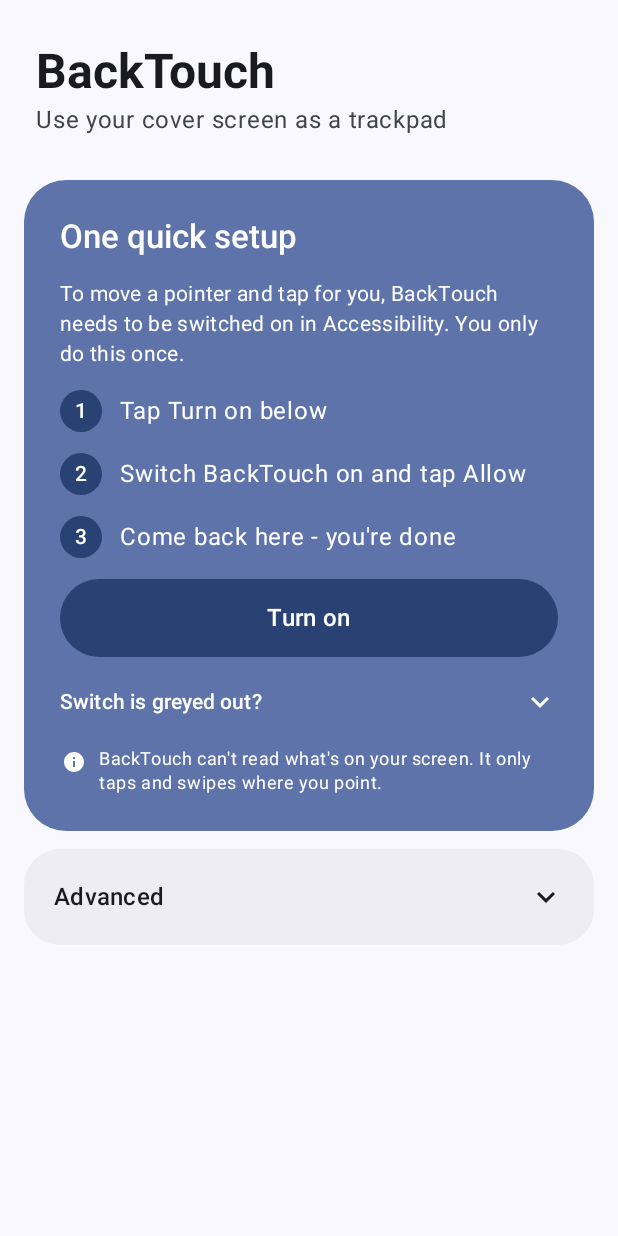
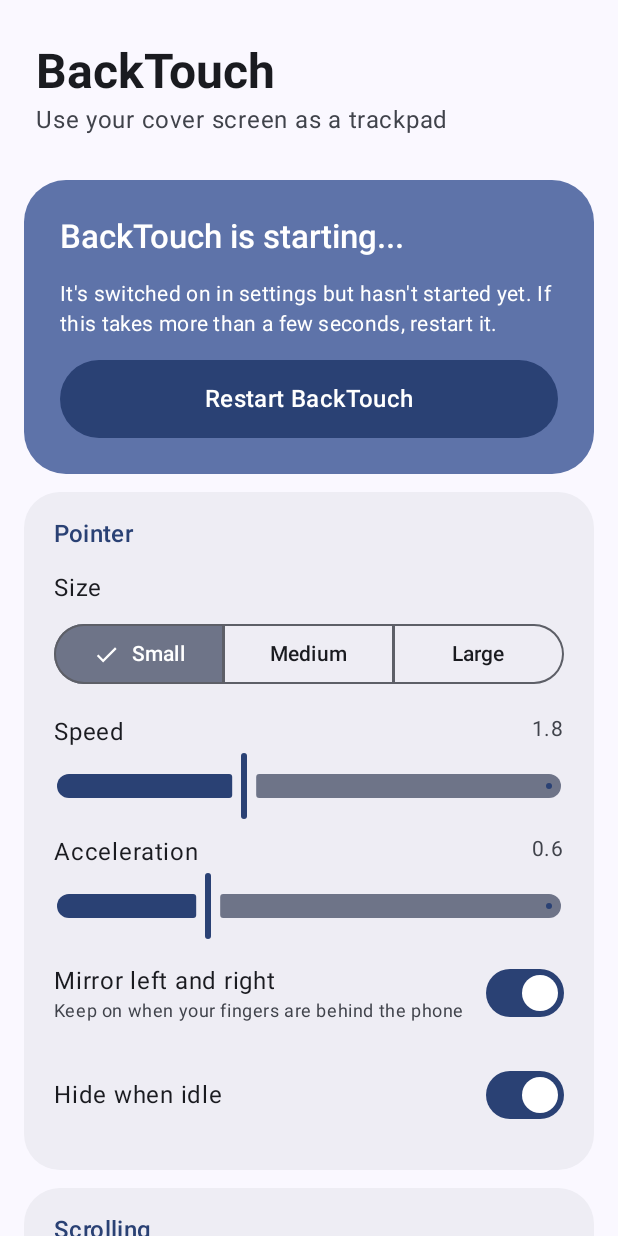
Before and after one commit to mishtake23/portfolioprojects, an Android app built with Jetpack Compose: the screen it shows after launch (MainActivity), on a phone screen of 412 x 824 dp. Run offline under Robolectric (Android 15) with nearby library versions, the phone set to English and light mode, and no system bars.

Commit message:
Fix service restart loop, always show settings, open power-mode trackpad via shell
- Auto-enable compared component names as raw strings, so it rewrote the
  accessibility setting on every app open, which restarts the service and
  re-launched the cover trackpad; compare properly and only write when needed
- Settings and gestures are visible even before setup; offer Restart when
  the service is switched on but not running
- Content no longer scrolls under the status bar; centred on the inner screen
- Power mode: Android refused an app-started activity on the cover display,
  so start it with Shizuku's shell rights; close it if moved to the main screen

Co-Authored-By: Claude Opus 5.5 <noreply@anthropic.com>
Claude-Session: https://claude.ai/code/session_01CqdwwgJsd2JZQVPdc2kJwU

```diff
--- a/app/src/main/AndroidManifest.xml
+++ b/app/src/main/AndroidManifest.xml
@@ -42,7 +42,7 @@
 
         <activity
             android:name=".TrackpadActivity"
-            android:exported="false"
+            android:exported="true"
             android:resizeableActivity="true"
             android:configChanges="orientation|screenSize|smallestScreenSize|screenLayout|density" />
 
--- a/app/src/main/java/com/example/backtouch/AutoEnable.kt
+++ b/app/src/main/java/com/example/backtouch/AutoEnable.kt
@@ -21,25 +21,50 @@ object AutoEnable {
         ctx.checkSelfPermission(Manifest.permission.WRITE_SECURE_SETTINGS) ==
             PackageManager.PERMISSION_GRANTED
 
-    /** Returns true if the service is (now) switched on in system settings. */
+    private fun enabledList(ctx: Context): List<String> =
+        (Settings.Secure.getString(ctx.contentResolver, Settings.Secure.ENABLED_ACCESSIBILITY_SERVICES) ?: "")
+            .split(':').filter { it.isNotBlank() }
+
+    private fun isMe(ctx: Context, entry: String): Boolean =
+        ComponentName.unflattenFromString(entry) == ComponentName(ctx, CursorService::class.java)
+
+    /** BackTouch is switched on in system settings (it may still be starting). */
+    fun isSwitchedOn(ctx: Context) = enabledList(ctx).any { isMe(ctx, it) }
+
+    /**
+     * Switches the service on if it is off. Writes nothing when it is already listed:
+     * rewriting the setting makes Android restart every accessibility service.
+     */
     fun tryEnable(ctx: Context): Boolean {
         if (!hasPermission(ctx)) return false
         return try {
             val cr = ctx.contentResolver
-            val me = ComponentName(ctx, CursorService::class.java).flattenToString()
-            val current = Settings.Secure.getString(cr, Settings.Secure.ENABLED_ACCESSIBILITY_SERVICES) ?: ""
-            val list = current.split(':').filter { it.isNotBlank() }
-            if (list.none { it.equals(me, ignoreCase = true) }) {
+            val list = enabledList(ctx)
+            if (list.none { isMe(ctx, it) }) {
+                val me = ComponentName(ctx, CursorService::class.java).flattenToString()
                 Settings.Secure.putString(
                     cr, Settings.Secure.ENABLED_ACCESSIBILITY_SERVICES,
-                    (list + me).joinToString(":")
+                    (list.distinct() + me).joinToString(":")
                 )
             }
-            Settings.Secure.putInt(cr, Settings.Secure.ACCESSIBILITY_ENABLED, 1)
+            if (Settings.Secure.getInt(cr, Settings.Secure.ACCESSIBILITY_ENABLED, 0) != 1) {
+                Settings.Secure.putInt(cr, Settings.Secure.ACCESSIBILITY_ENABLED, 1)
+            }
             true
         } catch (t: Throwable) {
             false
         }
+    }
+
+    /** Switches the service off and on again (for when it is listed but not running). */
+    fun restart(ctx: Context) {
+        if (!hasPermission(ctx)) return
+        try {
+            val cr = ctx.contentResolver
+            val others = enabledList(ctx).filterNot { isMe(ctx, it) }.distinct()
+            Settings.Secure.putString(cr, Settings.Secure.ENABLED_ACCESSIBILITY_SERVICES, others.joinToString(":"))
+            android.os.Handler(android.os.Looper.getMainLooper()).postDelayed({ tryEnable(ctx) }, 600)
+        } catch (_: Throwable) { }
     }
 }
 
--- a/app/src/main/java/com/example/backtouch/MainActivity.kt
+++ b/app/src/main/java/com/example/backtouch/MainActivity.kt
@@ -28,6 +28,8 @@ import androidx.compose.foundation.layout.padding
 import androidx.compose.foundation.layout.size
 import androidx.compose.foundation.layout.systemBars
 import androidx.compose.foundation.layout.width
+import androidx.compose.foundation.layout.widthIn
+import androidx.compose.foundation.layout.wrapContentWidth
 import androidx.compose.foundation.layout.windowInsetsPadding
 import androidx.compose.foundation.rememberScrollState
 import androidx.compose.foundation.shape.CircleShape
@@ -106,7 +108,7 @@ class MainActivity : ComponentActivity() {
 
     override fun onResume() {
         super.onResume()
-        AutoEnable.tryEnable(this)
+        if (CursorService.instance == null) AutoEnable.tryEnable(this)
     }
 
     override fun onDestroy() {
@@ -161,8 +163,11 @@ class MainActivity : ComponentActivity() {
         Surface(Modifier.fillMaxSize(), color = MaterialTheme.colorScheme.surface) {
             Column(
                 Modifier
+                    .windowInsetsPadding(WindowInsets.systemBars)   // keep content out from under the status bar
                     .verticalScroll(rememberScrollState())
-                    .windowInsetsPadding(WindowInsets.systemBars)
+                    .fillMaxWidth()
+                    .wrapContentWidth(Alignment.CenterHorizontally)   // centred on the big inner screen
+                    .widthIn(max = 720.dp)
                     .padding(horizontal = 16.dp, vertical = 12.dp),
                 verticalArrangement = Arrangement.spacedBy(12.dp)
             ) {
@@ -175,13 +180,9 @@ class MainActivity : ComponentActivity() {
                     )
                 }
 
-                if (!serviceOn) {
-                    SetupCard()
-                } else {
-                    TrackpadCard()
-                    SettingsSections()
-                    GesturesCard()
-                }
+                if (!serviceOn) SetupCard() else TrackpadCard()
+                SettingsSections()   // always visible, even before setup
+                GesturesCard()
                 AdvancedCard(serviceOn)
                 Spacer(Modifier.height(24.dp))
             }
@@ -195,6 +196,21 @@ class MainActivity : ComponentActivity() {
             colors = CardDefaults.cardColors(containerColor = MaterialTheme.colorScheme.primaryContainer),
             shape = RoundedCornerShape(28.dp)
         ) {
+            if (AutoEnable.hasPermission(this@MainActivity)) {
+                Column(Modifier.padding(24.dp), verticalArrangement = Arrangement.spacedBy(14.dp)) {
+                    Text("BackTouch is starting...", style = MaterialTheme.typography.titleLarge, fontWeight = FontWeight.SemiBold)
+                    Text(
+                        "It's switched on in settings but hasn't started yet. If this takes more than " +
+                            "a few seconds, restart it.",
+                        style = MaterialTheme.typography.bodyMedium
+                    )
+                    Button(
+                        onClick = { AutoEnable.restart(this@MainActivity) },
+                        modifier = Modifier.fillMaxWidth().height(52.dp)
+                    ) { Text("Restart BackTouch", style = MaterialTheme.typography.titleMedium) }
+                }
+                return@Card
+            }
             Column(Modifier.padding(24.dp), verticalArrangement = Arrangement.spacedBy(14.dp)) {
                 Text("One quick setup", style = MaterialTheme.typography.titleLarge, fontWeight = FontWeight.SemiBold)
                 Text(
```
Also changed, not shown: app/src/main/java/com/example/backtouch/PowerMode.kt (+10 -12 lines), app/src/main/java/com/example/backtouch/TrackpadActivity.kt (+16 -0 lines).
